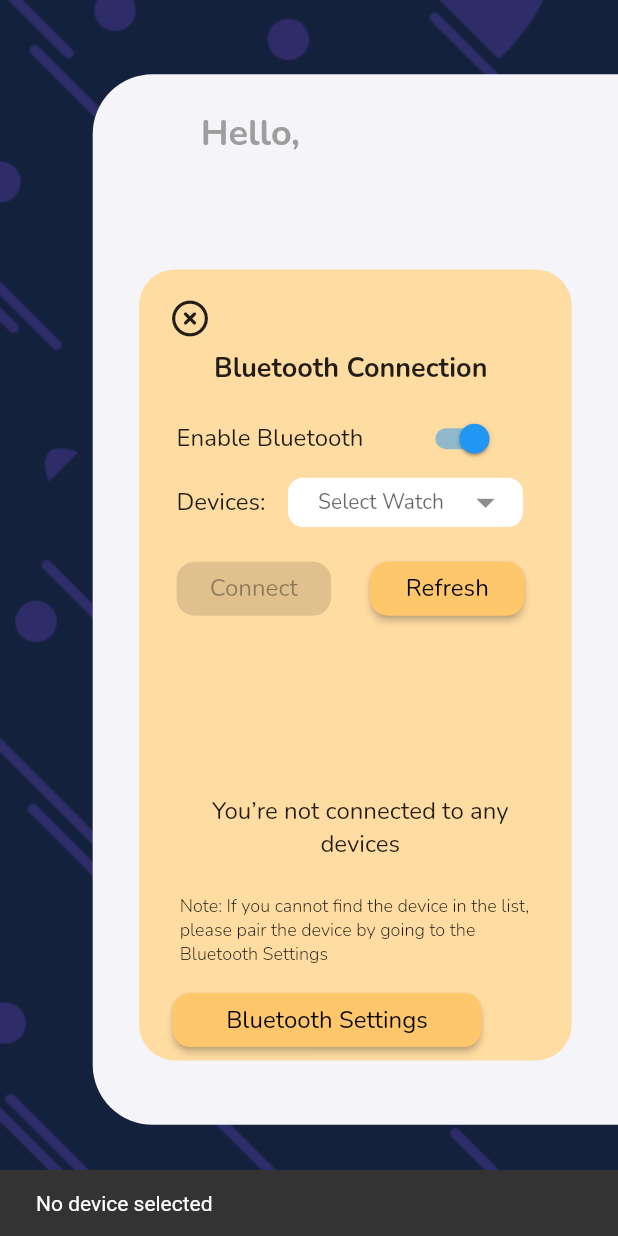
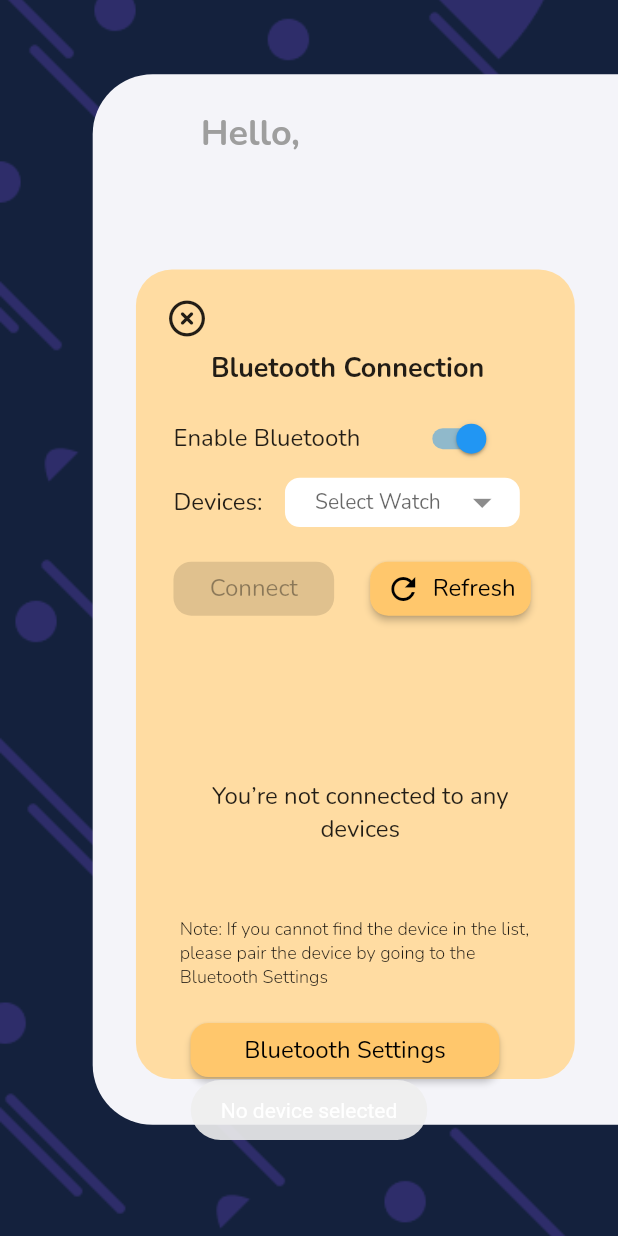
Before and after one commit to Baluds/Smart-watch, a Flutter app: the Devicepg screen opened directly with empty values, after a tap on "Connect", on a phone screen of 412 x 824 dp. Run offline on Flutter 3.47's test engine with Material 2 defaults, Android fonts, the phone set to English and light mode, and no system bars; drawn by our look-alikes of dropdown_button2; our stand-ins replace cloud_firestore, firebase_auth, firebase_core, flutter_bluetooth_serial, fluttertoast, font_awesome_flutter and 3 more; missing offline and left inert: flutter_background, geocode; accounts and stored records are empty; statements that could not run were skipped.

Commit message:
bluetooth working completed

```diff
--- a/lib/test.dart
+++ b/lib/test.dart
@@ -7,10 +7,18 @@ import 'package:flutter_bluetooth_serial/flutter_bluetooth_serial.dart';
 import 'package:font_awesome_flutter/font_awesome_flutter.dart';
 import 'package:google_fonts/google_fonts.dart';
 import 'package:dropdown_button2/dropdown_button2.dart';
+import 'package:fluttertoast/fluttertoast.dart';
 
 class Devicepg extends StatefulWidget {
-  Devicepg({Key? key, required this.userDocument}) : super(key: key);
+  const Devicepg(
+      {Key? key,
+      required this.userDocument,
+      required this.conn,
+      required this.blueDevice})
+      : super(key: key);
   final userDocument;
+  final conn;
+  final blueDevice;
   @override
   State<Devicepg> createState() => _DevicepgState();
 }
@@ -20,7 +28,6 @@ class _DevicepgState extends State<Devicepg> {
   final FlutterBluetoothSerial _bluetooth = FlutterBluetoothSerial.instance;
   BluetoothConnection? connection;
   late Uint8List uint8List;
-  late int _deviceState;
   List<BluetoothDevice> _devicesList = [];
   BluetoothDevice? _device;
   bool _connected = false;
@@ -35,12 +42,14 @@ class _DevicepgState extends State<Devicepg> {
   @override
   void initState() {
     super.initState();
+    connection = widget.conn;
+    _device = widget.blueDevice;
+    _connected = connection != null && _device != null ? true : false;
     FlutterBluetoothSerial.instance.state.then((state) {
       setState(() {
         _bluetoothState = state;
       });
     });
-    _deviceState = 0; // neutral
     enableBluetooth();
     FlutterBluetoothSerial.instance
         .onStateChanged()
@@ -140,8 +149,8 @@ class _DevicepgState extends State<Devicepg> {
                         margin: EdgeInsets.only(
                           top: MediaQuery.of(context).size.height * 0.05,
                         ),
-                        height: MediaQuery.of(context).size.height * 0.64,
-                        width: MediaQuery.of(context).size.width * 0.7,
+                        height: MediaQuery.of(context).size.height * 0.655,
+                        width: MediaQuery.of(context).size.width * 0.71,
                         decoration: const BoxDecoration(
                           color: Color(0xFFFFDCA2),
                           borderRadius: BorderRadius.all(
@@ -172,7 +181,12 @@ class _DevicepgState extends State<Devicepg> {
                           child: IconButton(
                             icon: const FaIcon(FontAwesomeIcons.circleXmark),
                             onPressed: () {
-                              Navigator.pop(context);
+                              //print('hiiiiiiiiii');
+                              //print(_device?.name);
+                              Navigator.pop(context, {
+                                "connection": connection,
+                                "blueDevice": _device,
+                              });
                             },
                           ),
                         ),
@@ -300,11 +314,13 @@ class _DevicepgState extends State<Devicepg> {
                           children: [
                             Container(
                               margin: const EdgeInsets.only(
-                                right: 26,
+                                right: 24,
                               ),
-                              width: MediaQuery.of(context).size.width * 0.25,
+                              padding: const EdgeInsets.all(0),
+                              width: MediaQuery.of(context).size.width * 0.26,
                               child: ElevatedButton(
                                 style: ElevatedButton.styleFrom(
+                                  padding: const EdgeInsets.all(0),
                                   textStyle: const TextStyle(fontSize: 15),
                                   primary: const Color(0xffFFC76C),
                                   onPrimary: Colors.black,
@@ -330,9 +346,15 @@ class _DevicepgState extends State<Devicepg> {
                               ),
                             ),
                             SizedBox(
-                              width: MediaQuery.of(context).size.width * 0.25,
-                              child: ElevatedButton(
+                              width: MediaQuery.of(context).size.width * 0.26,
+                              child: ElevatedButton.icon(
+                                icon: const Icon(
+                                  Icons.refresh,
+                                  color: Colors.black,
+                                ),
                                 style: ElevatedButton.styleFrom(
+                                  padding:
+                                      const EdgeInsets.fromLTRB(2, 0, 2, 0),
                                   textStyle: const TextStyle(fontSize: 15),
                                   primary: const Color(0xffFFC76C),
                                   onPrimary: Colors.black,
@@ -341,7 +363,7 @@ class _DevicepgState extends State<Devicepg> {
                                         BorderRadius.circular(12), // <-- Radius
                                   ),
                                 ),
-                                child: Text(
+                                label: Text(
                                   'Refresh',
                                   style: GoogleFonts.nunito(
                                     textStyle: const TextStyle(
@@ -367,11 +389,12 @@ class _DevicepgState extends State<Devicepg> {
             ),
           ),
           Positioned(
-            bottom: 250,
+            bottom: 260,
             right: 73,
-            child: Container(
             child: Text(
-                'You’re not connected to any\ndevices',
+              ((connection?.isConnected) ?? false)
+                  ? 'You’re connected to ${_device?.name}'
+                  : 'You’re not connected to any\ndevices',
               style: GoogleFonts.nunito(
                 textStyle: const TextStyle(
                   fontSize: 16,
@@ -381,11 +404,10 @@ class _DevicepgState extends State<Devicepg> {
               textAlign: TextAlign.center,
             ),
           ),
-          ),
           Positioned(
             right: 45,
-            bottom: 180,
-            child: Container(
+            bottom: 165,
+            child: SizedBox(
               width: MediaQuery.of(context).size.width * 0.6,
               child: Text(
                 'Note: If you cannot find the device in the list, please pair the device by going to the Bluetooth Settings',
@@ -399,8 +421,8 @@ class _DevicepgState extends State<Devicepg> {
             ),
           ),
           Positioned(
-            left: 115,
-            bottom: 120,
+            left: 127,
+            bottom: 100,
             child: SizedBox(
               width: MediaQuery.of(context).size.width * 0.5,
               child: ElevatedButton(
@@ -541,7 +563,6 @@ class _DevicepgState extends State<Devicepg> {
   void _disconnect() async {
     setState(() {
       _isButtonUnavailable = true;
-      _deviceState = 0;
     });
 
     await connection?.close();
@@ -550,22 +571,18 @@ class _DevicepgState extends State<Devicepg> {
       setState(() {
         _connected = false;
         _isButtonUnavailable = false;
+        connection = null;
       });
     }
   }
 
-  Future show(
-    String message, {
-    Duration duration = const Duration(seconds: 3),
-  }) async {
-    await Future.delayed(const Duration(milliseconds: 100));
-    ScaffoldMessenger.of(context).showSnackBar(
-      SnackBar(
-        content: Text(
-          message,
-        ),
-        duration: duration,
-      ),
-    );
+  void show(String message) {
+    Fluttertoast.showToast(
+        msg: message,
+        toastLength: Toast.LENGTH_SHORT,
+        gravity: ToastGravity.BOTTOM,
+        timeInSecForIosWeb: 1,
+        textColor: Colors.white,
+        fontSize: 14.0);
   }
 }
--- a/lib/ui/pages/home.dart
+++ b/lib/ui/pages/home.dart
@@ -3,12 +3,10 @@ import 'package:font_awesome_flutter/font_awesome_flutter.dart';
 import 'package:google_fonts/google_fonts.dart';
 import 'package:smart_watch/services/service.dart';
 import 'package:smart_watch/test.dart';
-import 'package:smart_watch/ui/pages/devices.dart';
 import 'package:smart_watch/ui/pages/heartrate.dart';
 import 'package:smart_watch/ui/pages/mapsoutline.dart';
 import 'package:smart_watch/ui/pages/profile.dart';
 import 'package:smart_watch/ui/pages/spo2.dart';
-import 'package:smart_watch/ui/pages/welcome.dart';
 
 import '../../widgets/menu.dart';
 
@@ -29,6 +27,7 @@ class _HomepgState extends State<Homepg> {
     }
   }
 
+  var result = {};
   @override
   Widget build(BuildContext context) {
     return StreamBuilder(
@@ -118,19 +117,28 @@ class _HomepgState extends State<Homepg> {
                                 color: Colors.transparent,
                                 child: InkResponse(
                                   highlightColor: const Color(0xffFFC76C),
-                                  onTap: () {
-                                    Navigator.push(
+                                  onTap: () async {
+                                    await Navigator.push(
                                       context,
                                       MaterialPageRoute(
                                         builder: (BuildContext context) =>
                                             Devicepg(
                                           userDocument: userDocument,
+                                          conn: result["connection"],
+                                          blueDevice: result["blueDevice"],
                                         ),
                                       ),
-                                    );
+                                    ).then((value) {
+                                      setState(() {
+                                        result = value;
+                                        print(result["connection"] == null);
+                                      });
+                                    });
                                   },
                                   child: Text(
-                                    "Your device is connected!",
+                                    (result["connection"] != null)
+                                        ? "${result["blueDevice"].name} is connected!"
+                                        : "Your device is not connected!",
                                     style: GoogleFonts.nunito(
                                         textStyle: const TextStyle(
                                             fontSize: 18,
--- a/pubspec.yaml
+++ b/pubspec.yaml
@@ -41,6 +41,7 @@ dependencies:
   flutter_background:
   geocode:
   dropdown_button2:
+  fluttertoast:
 
 
   # The following adds the Cupertino Icons font to your application.
```
Also changed, not shown: pubspec.lock. Lines whose indentation alone changed are shown as unchanged.
